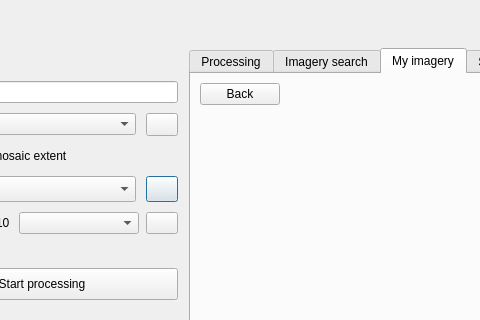
Geoalert/mapflow-qgis, file mapflow/dialogs/static/ui/main_dialog.ui: the form before one commit; both pictures show x 105 to 585 and y 0 to 320 of the 1110 by 550 pixel window.
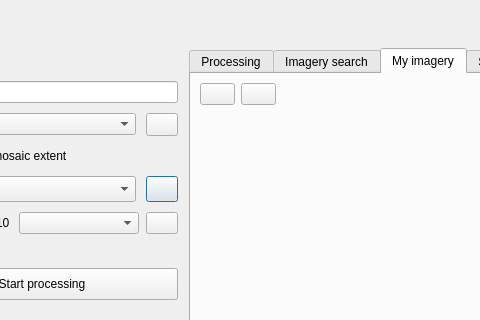
The form after the commit. The open tabs and pages were chosen to show the change. Icons and pictures are not drawn. Custom widgets are drawn as their Qt base class.

Commit message: Arrow buttons

Patch:
```diff
--- a/mapflow/dialogs/static/ui/main_dialog.ui
+++ b/mapflow/dialogs/static/ui/main_dialog.ui
@@ -1475,10 +1475,35 @@
                <item row="0" column="0">
                 <layout class="QHBoxLayout" name="horizontalLayout_14">
                  <item>
-                  <widget class="QPushButton" name="showMosaicsButton">
+                  <widget class="QPushButton" name="seeMosaicsButton">
+                   <property name="minimumSize">
+                    <size>
+                     <width>35</width>
+                     <height>0</height>
+                    </size>
+                   </property>
                    <property name="maximumSize">
                     <size>
-                     <width>16777215</width>
+                     <width>35</width>
+                     <height>16777215</height>
+                    </size>
+                   </property>
+                   <property name="text">
+                    <string/>
+                   </property>
+                  </widget>
+                 </item>
+                 <item>
+                  <widget class="QPushButton" name="seeImagesButton">
+                   <property name="minimumSize">
+                    <size>
+                     <width>35</width>
+                     <height>0</height>
+                    </size>
+                   </property>
+                   <property name="maximumSize">
+                    <size>
+                     <width>35</width>
                      <height>16777215</height>
                     </size>
                    </property>
@@ -1486,7 +1511,7 @@
                     <enum>Qt::LeftToRight</enum>
                    </property>
                    <property name="text">
-                    <string>Back</string>
+                    <string/>
                    </property>
                   </widget>
                  </item>
```
The commit also changes 5 other files.
